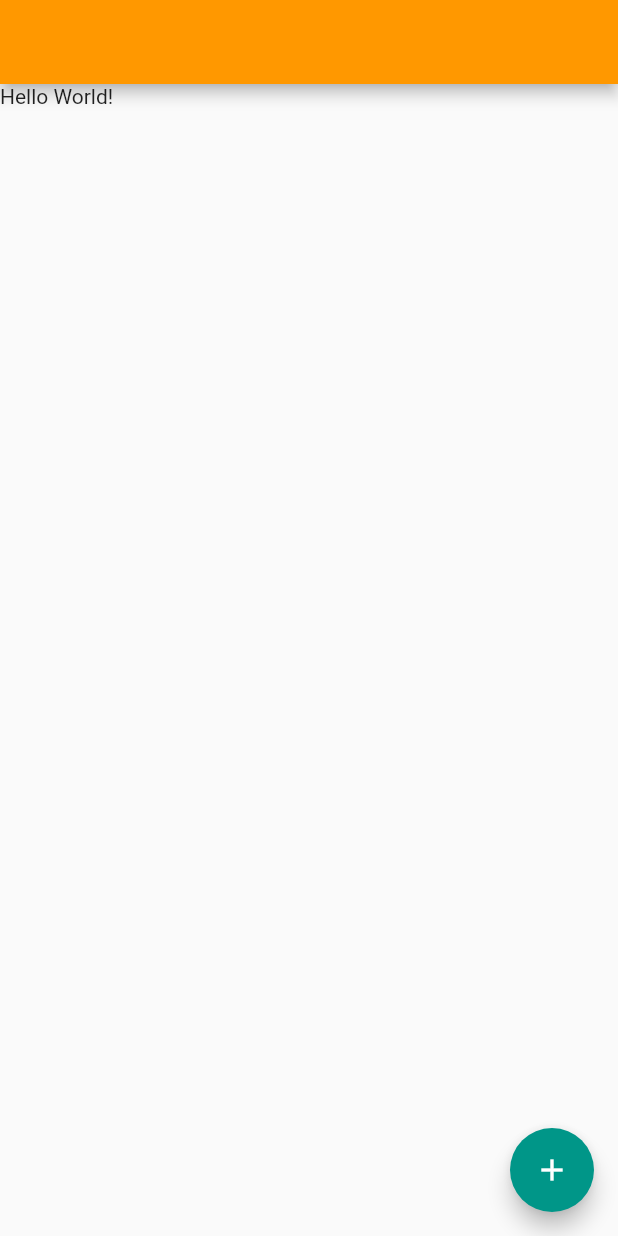
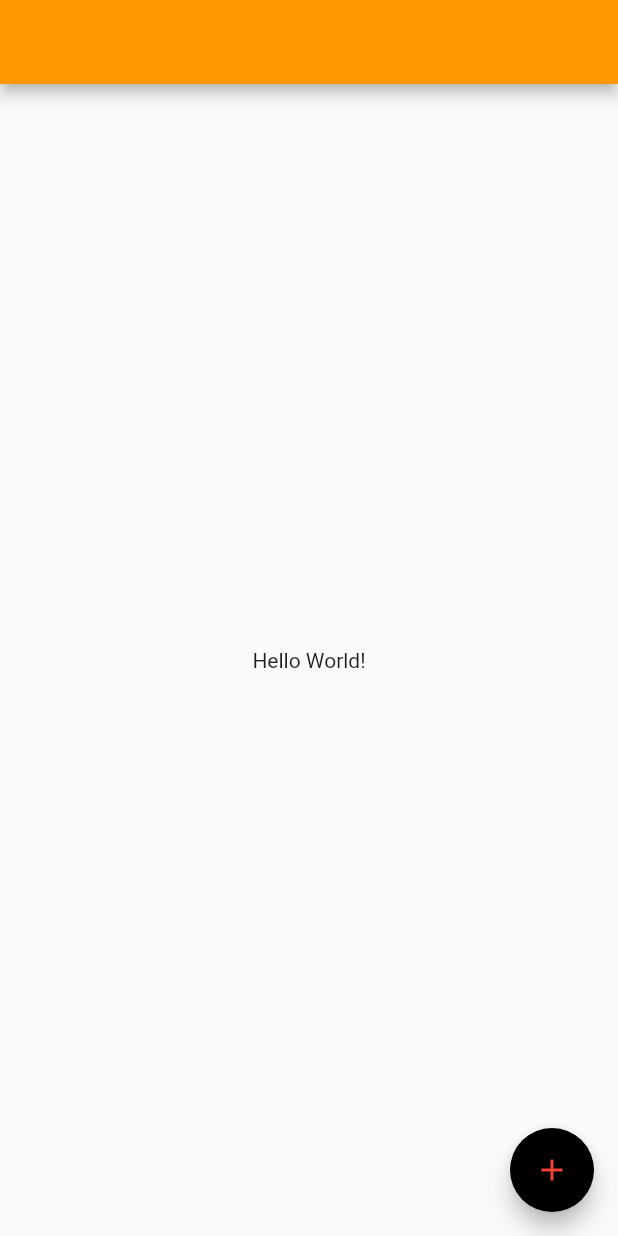
Before and after one commit to mortadha1144/i_a_rich, a Flutter app: the screen it shows after launch, on a phone screen of 412 x 824 dp. Run offline on Flutter 3.47's test engine with Material 2 defaults, Android fonts, the phone set to English and light mode, and no system bars.

Commit message:
first commit

```diff
--- a/lib/lesson_two.dart
+++ b/lib/lesson_two.dart
@@ -1,6 +1,4 @@
 import 'package:flutter/material.dart';
-import 'package:flutter/src/foundation/key.dart';
-import 'package:flutter/src/widgets/framework.dart';
 
 class LessonTwo extends StatefulWidget {
   const LessonTwo({Key? key}) : super(key: key);
@@ -12,21 +10,26 @@ class LessonTwo extends StatefulWidget {
 class _LessonTwoState extends State<LessonTwo> {
   var c = Colors.orange;
   String name = 'Hello Mortadha';
-  String text1= 'Hello World!';
+  String text1 = 'Hello World!';
   @override
   Widget build(BuildContext context) {
-
     return Scaffold(
       appBar: AppBar(
         backgroundColor: c,
       ),
-      body: Text(text1),
+      body: Center(child: Text(text1)),
       floatingActionButton: FloatingActionButton(
         onPressed: () {
           setState(() {
-            text1=name;
+            text1 = name;
           });
         },
+        backgroundColor: Colors.black,
+        foregroundColor: Colors.red,
+        shape: const RoundedRectangleBorder(
+            borderRadius: BorderRadius.all(
+          Radius.circular(30),
+        )),
         child: const Icon(Icons.add),
       ),
     );
```
